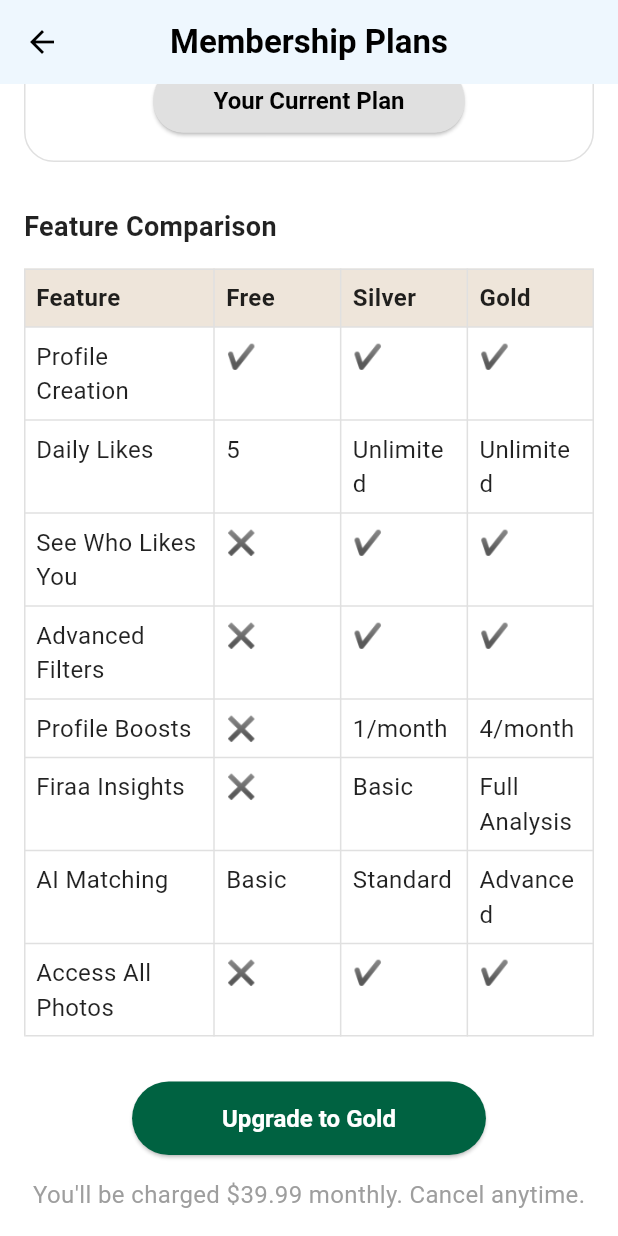
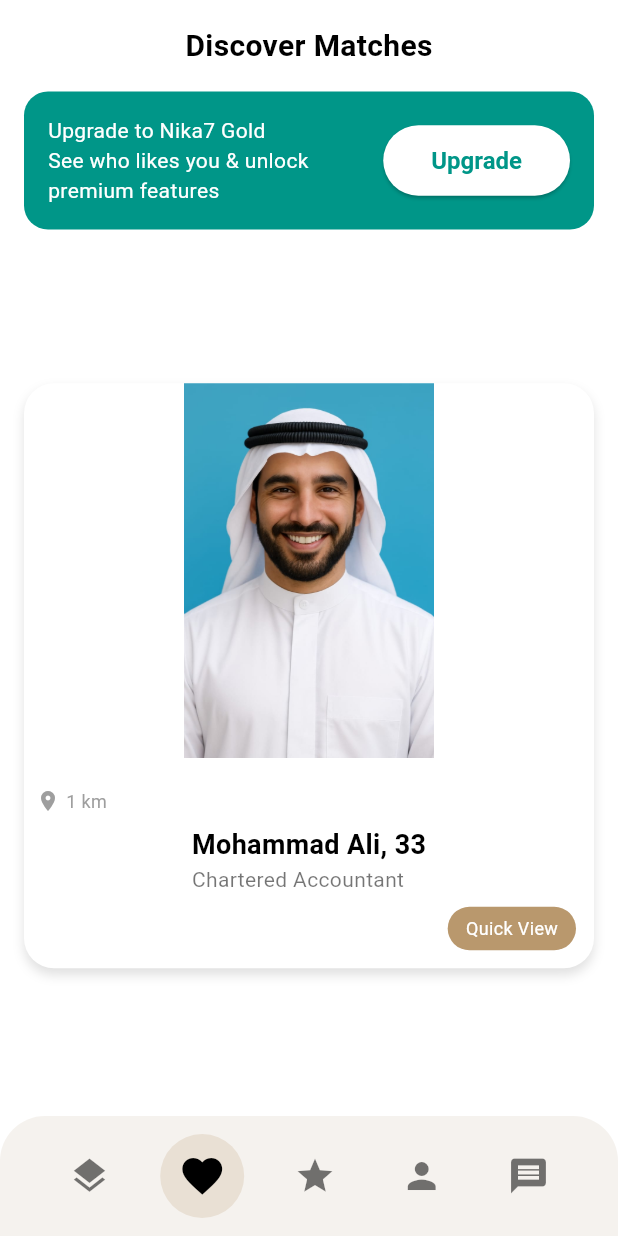
Before and after one commit to muhammadhamza67/nikahplus, a Flutter app: the MembershipPlansScreen screen opened directly, scrolled down 1142 dp, after a tap on "Upgrade to Gold", on a phone screen of 412 x 824 dp. Run offline on Flutter 3.47's test engine with Material 3 defaults, Android fonts, the phone set to English and light mode, and no system bars; our stand-ins replace font_awesome_flutter, image_picker; network calls fail; Roboto replaces fonts that are missing (Poppins); statements that could not run were skipped.

Commit message:
Added Discover Matches screen with centered profile image and UI improvements

```diff
--- /dev/null
+++ b/lib/screens/discover_ matches_ screen.dart
@@ -0,0 +1,202 @@
+import 'package:flutter/material.dart';
+
+const Color goldColor = Color(0xFFB9986D);
+const Color beigeColor = Color(0xFFF5F2EE);
+
+class DiscoverMatchesScreen extends StatelessWidget {
+  const DiscoverMatchesScreen({super.key});
+
+  @override
+  Widget build(BuildContext context) {
+    return Scaffold(
+      backgroundColor: Colors.white,
+      body: SafeArea(
+        child: Padding(
+          padding: const EdgeInsets.all(16),
+          child: Column(
+            crossAxisAlignment: CrossAxisAlignment.start,
+            children: [
+              // Title
+              const Center(
+                child: Text(
+                  "Discover Matches",
+                  style: TextStyle(
+                      fontSize: 20,
+                      fontWeight: FontWeight.bold,
+                      color: Colors.black),
+                ),
+              ),
+              const SizedBox(height: 16),
+
+              // Upgrade Banner
+              Container(
+                padding: const EdgeInsets.all(16),
+                decoration: BoxDecoration(
+                  color: Colors.teal,
+                  borderRadius: BorderRadius.circular(16),
+                ),
+                child: Row(
+                  children: [
+                    const Expanded(
+                      child: Text(
+                        "Upgrade to Nika7 Gold\nSee who likes you & unlock premium features",
+                        style: TextStyle(color: Colors.white, fontSize: 14),
+                      ),
+                    ),
+                    ElevatedButton(
+                      style: ElevatedButton.styleFrom(
+                        backgroundColor: Colors.white,
+                        foregroundColor: Colors.teal,
+                        shape: RoundedRectangleBorder(
+                          borderRadius: BorderRadius.circular(30),
+                        ),
+                      ),
+                      onPressed: () {
+                        // No navigation
+                      },
+                      child: const Text("Upgrade"),
+                    ),
+                  ],
+                ),
+              ),
+              const SizedBox(height: 20),
+
+              // Profile Card
+              Expanded(
+                child: Center(
+                  child: Container(
+                    width: double.infinity,
+                    decoration: BoxDecoration(
+                      color: Colors.white,
+                      borderRadius: BorderRadius.circular(20),
+                      boxShadow: [
+                        BoxShadow(
+                          color: Colors.black12,
+                          blurRadius: 6,
+                          offset: Offset(0, 4),
+                        ),
+                      ],
+                    ),
+                    child: Column(
+                      mainAxisSize: MainAxisSize.min,
+                      children: [
+                        // Profile Image (centered, visible, proper size)
+                        ClipRRect(
+                          borderRadius: const BorderRadius.vertical(
+                              top: Radius.circular(20)),
+                          child: Image.asset(
+                            "lib/assets/images/profile.jpg", // correct path
+                            height: 250, // medium size
+                            width: double.infinity,
+                            fit: BoxFit.contain, // full picture visible
+                          ),
+                        ),
+
+                        const SizedBox(height: 12),
+
+                        // Distance
+                        Padding(
+                          padding: const EdgeInsets.all(8),
+                          child: Row(
+                            children: const [
+                              Icon(Icons.location_on,
+                                  size: 16, color: Colors.grey),
+                              SizedBox(width: 4),
+                              Text("1 km",
+                                  style: TextStyle(
+                                      fontSize: 12, color: Colors.grey)),
+                            ],
+                          ),
+                        ),
+
+                        // Name + Profession
+                        Padding(
+                          padding:
+                              const EdgeInsets.symmetric(horizontal: 12.0),
+                          child: Column(
+                            crossAxisAlignment: CrossAxisAlignment.start,
+                            children: const [
+                              Text(
+                                "Mohammad Ali, 33",
+                                style: TextStyle(
+                                    fontSize: 18,
+                                    fontWeight: FontWeight.bold,
+                                    color: Colors.black),
+                              ),
+                              Text(
+                                "Chartered Accountant",
+                                style: TextStyle(
+                                    fontSize: 14, color: Colors.black54),
+                              ),
+                            ],
+                          ),
+                        ),
+
+                        const SizedBox(height: 8),
+
+                        // Quick View button
+                        Align(
+                          alignment: Alignment.centerRight,
+                          child: Container(
+                            margin:
+                                const EdgeInsets.only(right: 12, bottom: 12),
+                            padding: const EdgeInsets.symmetric(
+                                horizontal: 12, vertical: 6),
+                            decoration: BoxDecoration(
+                              color: goldColor,
+                              borderRadius: BorderRadius.circular(20),
+                            ),
+                            child: const Text(
+                              "Quick View",
+                              style:
+                                  TextStyle(color: Colors.white, fontSize: 12),
+                            ),
+                          ),
+                        ),
+                      ],
+                    ),
+                  ),
+                ),
+              ),
+            ],
+          ),
+        ),
+      ),
+
+      // Bottom Action Bar
+      bottomNavigationBar: Container(
+        padding: const EdgeInsets.symmetric(vertical: 12, horizontal: 24),
+        decoration: BoxDecoration(
+          color: beigeColor,
+          borderRadius: const BorderRadius.vertical(top: Radius.circular(30)),
+        ),
+        child: Row(
+          mainAxisAlignment: MainAxisAlignment.spaceAround,
+          children: [
+            IconButton(
+                icon: const Icon(Icons.layers, size: 28, color: Colors.black54),
+                onPressed: () {}),
+            CircleAvatar(
+              radius: 28,
+              backgroundColor: goldColor.withOpacity(0.2),
+              child: const Icon(Icons.favorite,
+                  size: 32, color: Colors.black),
+            ),
+            IconButton(
+                icon:
+                    const Icon(Icons.star, size: 28, color: Colors.black54),
+                onPressed: () {}),
+            IconButton(
+                icon:
+                    const Icon(Icons.person, size: 28, color: Colors.black54),
+                onPressed: () {}),
+            IconButton(
+                icon:
+                    const Icon(Icons.message, size: 28, color: Colors.black54),
+                onPressed: () {}),
+          ],
+        ),
+      ),
+    );
+  }
+}
--- a/lib/screens/home_dashboard_screen.dart
+++ b/lib/screens/home_dashboard_screen.dart
@@ -1,4 +1,6 @@
 import 'package:flutter/material.dart';
+import 'package:nikkah_screens/screens/membership_%20plans_%20screen.dart';
+ // ✅ Import your MembershipPlansScreen
 
 const Color goldColor = Color(0xFFB9986D);
 const Color beigeColor = Color(0xFFF5F2EE);
@@ -54,7 +56,7 @@ class HomeDashboardScreen extends StatelessWidget {
                     children: [
                       _matchCard(
                         imageUrl:
-                            "https://via.placeholder.com/150", // Replace with network image
+                            "https://via.placeholder.com/150",
                         name: "Ahmed, 28",
                         profession: "Software Engineer",
                         tags: ["Practicing", "Family oriented"],
@@ -156,9 +158,16 @@ class HomeDashboardScreen extends StatelessWidget {
                 ),
                 const SizedBox(height: 20),
 
-                // Upgrade Button
+                // ✅ Upgrade Button with Navigation
                 ElevatedButton(
-                  onPressed: () {},
+                  onPressed: () {
+                    Navigator.push(
+                      context,
+                      MaterialPageRoute(
+                        builder: (context) => const MembershipPlansScreen(),
+                      ),
+                    );
+                  },
                   style: ElevatedButton.styleFrom(
                     backgroundColor: Colors.teal,
                     shape: RoundedRectangleBorder(
--- a/lib/screens/membership_ plans_ screen.dart
+++ b/lib/screens/membership_ plans_ screen.dart
@@ -1,4 +1,6 @@
 import 'package:flutter/material.dart';
+import 'package:nikkah_screens/screens/discover_%20matches_%20screen.dart';
+ // ⬅️ import your Discover Matches screen
 
 class MembershipPlansScreen extends StatelessWidget {
   const MembershipPlansScreen({super.key});
@@ -108,7 +110,7 @@ class MembershipPlansScreen extends StatelessWidget {
             _featureComparison(),
             const SizedBox(height: 30),
 
-            // Upgrade button
+            // Upgrade button 🚀 with navigation
             Center(
               child: ElevatedButton(
                 style: ElevatedButton.styleFrom(
@@ -118,7 +120,14 @@ class MembershipPlansScreen extends StatelessWidget {
                   shape: RoundedRectangleBorder(
                       borderRadius: BorderRadius.circular(30)),
                 ),
-                onPressed: () {},
+                onPressed: () {
+                  Navigator.push(
+                    context,
+                    MaterialPageRoute(
+                      builder: (context) => const DiscoverMatchesScreen(),
+                    ),
+                  );
+                },
                 child: const Text(
                   "Upgrade to Gold",
                   style: TextStyle(color: Colors.white, fontSize: 16),
```
Also changed, not shown: lib/assets/images/profile.jpg (added).
